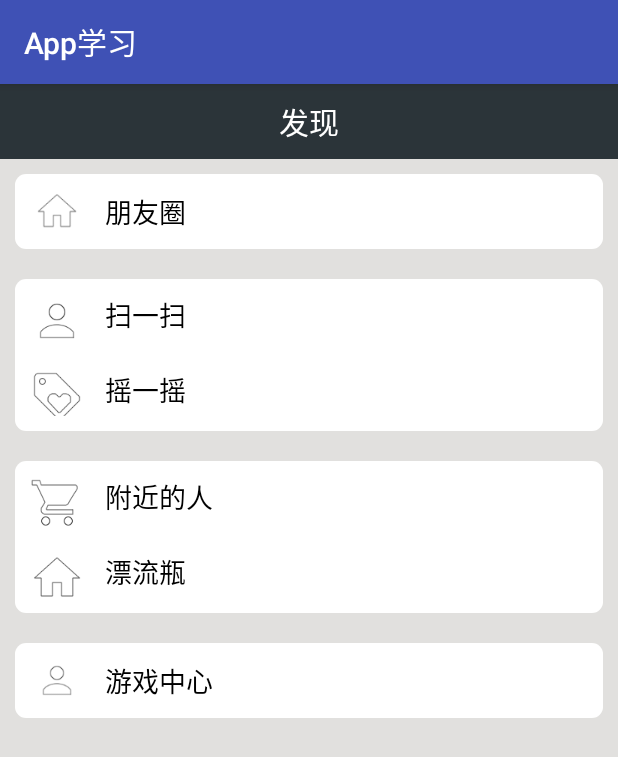
After one commit to 479379222/MyAppLearn, an Android app: the CornerActivity screen opened directly, with no data from a screen before it, on a phone screen of 412 x 824 dp. The commit adds this screen. Shown: the top 757 px of the screen. Run offline under Robolectric (Android 15) with nearby library versions, the phone set to English and light mode, and no system bars; our stand-ins replace CircleImageView.

Commit message:
wangbf update

```diff
--- a/app/src/main/AndroidManifest.xml
+++ b/app/src/main/AndroidManifest.xml
@@ -59,7 +59,8 @@
         <activity android:name=".view.StarActivity" />
         <activity android:name=".view.ProgressDialogActivity" />
         <activity android:name=".view.LoadingActivity" />
-        <activity android:name=".view.AnimationActivity"></activity>
+        <activity android:name=".view.AnimationActivity" />
+        <activity android:name=".view.CornerActivity"></activity>
     </application>
 
 </manifest>
--- a/app/src/main/java/com/example/jason/myapplearn/MainActivity.java
+++ b/app/src/main/java/com/example/jason/myapplearn/MainActivity.java
@@ -16,6 +16,7 @@ import android.widget.ListView;
 import com.example.jason.myapplearn.view.AnimationActivity;
 import com.example.jason.myapplearn.view.BannerActivity;
 import com.example.jason.myapplearn.view.BottomActivity;
+import com.example.jason.myapplearn.view.CornerActivity;
 import com.example.jason.myapplearn.view.DownloadmanagerActivity;
 import com.example.jason.myapplearn.view.DrawerlayoutActivity;
 import com.example.jason.myapplearn.view.LoadingActivity;
@@ -55,7 +56,8 @@ public class MainActivity extends AppCompatActivity {
             new SampleConfig(R.string.Star, StarActivity.class),
             new SampleConfig(R.string.ProgressDialog, ProgressDialogActivity.class),
             new SampleConfig(R.string.Loading, LoadingActivity.class),
-            new SampleConfig(R.string.Animation,AnimationActivity.class)
+            new SampleConfig(R.string.Animation,AnimationActivity.class),
+            new SampleConfig(R.string.Corner, CornerActivity.class)
     };
 
     @Override
--- /dev/null
+++ b/app/src/main/java/com/example/jason/myapplearn/view/CornerActivity.java
@@ -0,0 +1,14 @@
+package com.example.jason.myapplearn.view;
+
+import android.os.Bundle;
+import android.support.v7.app.AppCompatActivity;
+
+import com.example.jason.myapplearn.R;
+
+public class CornerActivity extends AppCompatActivity {
+    @Override
+    protected void onCreate(Bundle savedInstanceState) {
+        super.onCreate(savedInstanceState);
+        setContentView(R.layout.activity_corner);
+    }
+}
--- /dev/null
+++ b/app/src/main/res/drawable/corners_bg.xml
@@ -0,0 +1,9 @@
+<?xml version="1.0" encoding="utf-8"?>
+<shape xmlns:android="http://schemas.android.com/apk/res/android">
+    <solid android:color="#FFFFFF" />
+    <corners
+        android:bottomLeftRadius="7dp"
+        android:bottomRightRadius="7dp"
+        android:topLeftRadius="7dp"
+        android:topRightRadius="7dp" />
+</shape>
--- /dev/null
+++ b/app/src/main/res/layout/activity_corner.xml
@@ -0,0 +1,160 @@
+<?xml version="1.0" encoding="utf-8"?>
+<LinearLayout xmlns:android="http://schemas.android.com/apk/res/android"
+    android:layout_width="match_parent"
+    android:layout_height="match_parent"
+    android:background="#E1E0DE"
+    android:orientation="vertical">
+
+    <TextView
+        android:id="@+id/textView1"
+        android:layout_width="match_parent"
+        android:layout_height="50dp"
+        android:background="#2B3439"
+        android:gravity="center"
+        android:text="发现"
+        android:textColor="#FFFFFF"
+        android:textSize="20sp" />
+
+    <LinearLayout
+        android:id="@+id/login_div"
+        android:layout_width="fill_parent"
+        android:layout_height="50dp"
+        android:layout_margin="10dp"
+        android:background="@drawable/corners_bg"
+        android:gravity="center_vertical"
+        android:padding="10dp">
+
+        <ImageView
+            android:id="@+id/imageView11"
+            android:layout_width="wrap_content"
+            android:layout_height="wrap_content"
+            android:src="@mipmap/ic_home_white_36dp" />
+
+        <TextView
+            android:id="@+id/textView21"
+            android:layout_width="wrap_content"
+            android:layout_height="wrap_content"
+            android:layout_marginLeft="14dp"
+            android:text="朋友圈"
+            android:textColor="#000"
+            android:textSize="18sp" />
+    </LinearLayout>
+
+    <LinearLayout
+        android:layout_width="fill_parent"
+        android:layout_height="101dp"
+        android:layout_margin="10dp"
+        android:background="@drawable/corners_bg"
+        android:orientation="vertical"
+        android:padding="10dp">
+
+        <LinearLayout
+            android:layout_width="wrap_content"
+            android:layout_height="50dp">
+
+            <ImageView
+                android:layout_width="wrap_content"
+                android:layout_height="wrap_content"
+                android:src="@mipmap/ic_person_outline_white_36dp" />
+
+            <TextView
+                android:layout_width="wrap_content"
+                android:layout_height="wrap_content"
+                android:layout_marginLeft="14dp"
+                android:text="扫一扫"
+                android:textColor="#000"
+                android:textSize="18sp" />
+        </LinearLayout>
+
+        <LinearLayout
+            android:layout_width="wrap_content"
+            android:layout_height="50dp"
+            android:layout_centerVertical="true">
+
+            <ImageView
+                android:layout_width="wrap_content"
+                android:layout_height="wrap_content"
+                android:src="@mipmap/ic_loyalty_white_36dp" />
+
+            <TextView
+                android:layout_width="wrap_content"
+                android:layout_height="wrap_content"
+                android:layout_marginLeft="14dp"
+                android:text="摇一摇"
+                android:textColor="#000"
+                android:textSize="18sp" />
+        </LinearLayout>
+    </LinearLayout>
+
+    <LinearLayout
+        android:layout_width="fill_parent"
+        android:layout_height="101dp"
+        android:layout_margin="10dp"
+        android:background="@drawable/corners_bg"
+        android:orientation="vertical"
+        android:padding="10dp">
+
+        <LinearLayout
+            android:layout_width="wrap_content"
+            android:layout_height="50dp">
+
+            <ImageView
+                android:layout_width="wrap_content"
+                android:layout_height="wrap_content"
+                android:src="@mipmap/ic_shopping_cart_white_36dp" />
+
+            <TextView
+                android:layout_width="wrap_content"
+                android:layout_height="wrap_content"
+                android:layout_marginLeft="14dp"
+                android:text="附近的人"
+                android:textColor="#000"
+                android:textSize="18sp" />
+        </LinearLayout>
+
+        <LinearLayout
+            android:layout_width="wrap_content"
+            android:layout_height="50dp"
+            android:layout_centerVertical="true">
+
+            <ImageView
+                android:layout_width="wrap_content"
+                android:layout_height="wrap_content"
+                android:src="@mipmap/ic_home_white_36dp" />
+
+            <TextView
+                android:layout_width="wrap_content"
+                android:layout_height="wrap_content"
+                android:layout_marginLeft="14dp"
+                android:text="漂流瓶"
+                android:textColor="#000"
+                android:textSize="18sp" />
+        </LinearLayout>
+    </LinearLayout>
+
+    <LinearLayout
+        android:id="@+id/login_div3"
+        android:layout_width="fill_parent"
+        android:layout_height="50dp"
+        android:layout_margin="10dp"
+        android:background="@drawable/corners_bg"
+        android:gravity="center_vertical"
+        android:padding="10dp">
+
+        <ImageView
+            android:id="@+id/imageView1"
+            android:layout_width="wrap_content"
+            android:layout_height="wrap_content"
+            android:src="@mipmap/ic_person_outline_white_36dp" />
+
+        <TextView
+            android:id="@+id/textView2"
+            android:layout_width="wrap_content"
+            android:layout_height="wrap_content"
+            android:layout_marginLeft="14dp"
+            android:text="游戏中心"
+            android:textColor="#000"
+            android:textSize="18sp" />
+    </LinearLayout>
+
+</LinearLayout>
--- a/app/src/main/res/layout/layout_bottom.xml
+++ b/app/src/main/res/layout/layout_bottom.xml
@@ -12,6 +12,7 @@
         android:layout_weight="1"
         android:onClick="onTabClicked"
         android:padding="3dp">
+
         <ImageView
             android:id="@+id/ib_weixin"
             android:layout_width="wrap_content"
@@ -20,6 +21,7 @@
             android:focusable="false"
             android:scaleType="centerInside"
             android:src="@mipmap/ic_home_white_36dp" />
+
         <TextView
             android:id="@+id/tv_weixin"
             android:layout_width="wrap_content"
@@ -39,6 +41,7 @@
         android:layout_weight="1"
         android:onClick="onTabClicked"
         android:padding="3dp">
+
         <ImageView
             android:id="@+id/ib_weixin1"
             android:layout_width="wrap_content"
@@ -47,6 +50,7 @@
             android:focusable="false"
             android:scaleType="centerInside"
             android:src="@mipmap/ic_loyalty_white_36dp" />
+
         <TextView
             android:id="@+id/tv_weixin1"
             android:layout_width="wrap_content"
@@ -66,6 +70,7 @@
         android:layout_weight="1"
         android:onClick="onTabClicked"
         android:padding="3dp">
+
         <ImageView
             android:id="@+id/ib_weixin2"
             android:layout_width="wrap_content"
@@ -74,6 +79,7 @@
             android:focusable="false"
             android:scaleType="centerInside"
             android:src="@mipmap/ic_pages_white_36dp" />
+
         <TextView
             android:id="@+id/tv_weixin2"
             android:layout_width="wrap_content"
@@ -93,6 +99,7 @@
         android:layout_weight="1"
         android:onClick="onTabClicked"
         android:padding="3dp">
+
         <ImageView
             android:id="@+id/ib_weixin3"
             android:layout_width="wrap_content"
@@ -101,6 +108,7 @@
             android:focusable="false"
             android:scaleType="centerInside"
             android:src="@mipmap/ic_shopping_cart_white_36dp" />
+
         <TextView
             android:id="@+id/tv_weixin3"
             android:layout_width="wrap_content"
@@ -111,6 +119,20 @@
             android:text="@string/bottom_shopping"
             android:textColor="#9A9A9A"
             android:textSize="10sp" />
+
+        <TextView
+            android:id="@+id/unread_msg_number"
+            android:layout_width="wrap_content"
+            android:layout_height="wrap_content"
+            android:layout_alignParentRight="true"
+            android:layout_marginRight="15dp"
+            android:layout_marginTop="3dp"
+            android:background="@mipmap/aii"
+            android:gravity="center"
+            android:text="7"
+            android:textColor="@android:color/white"
+            android:textSize="12sp"
+            android:visibility="visible" />
     </RelativeLayout>
 
     <RelativeLayout
@@ -120,6 +142,7 @@
         android:layout_weight="1"
         android:onClick="onTabClicked"
         android:padding="3dp">
+
         <ImageView
             android:id="@+id/ib_weixin4"
             android:layout_width="wrap_content"
@@ -128,6 +151,7 @@
             android:focusable="false"
             android:scaleType="centerInside"
             android:src="@mipmap/ic_person_outline_white_36dp" />
+
         <TextView
             android:id="@+id/tv_weixin4"
             android:layout_width="wrap_content"
--- a/app/src/main/res/layout/progress_dialog.xml
+++ b/app/src/main/res/layout/progress_dialog.xml
@@ -2,7 +2,7 @@
 <RelativeLayout xmlns:android="http://schemas.android.com/apk/res/android"
     android:layout_width="190dp"
     android:layout_height="wrap_content"
-    android:background="@color/colorGray300"
+    android:background="@drawable/corners_bg"
     android:layout_gravity="center">
 
     <ImageView
@@ -20,6 +20,7 @@
         android:text="正在加载中.."
         android:textSize="20sp"
         android:layout_below="@+id/loadingIv"
+        android:gravity="center_horizontal"
         android:layout_alignParentStart="true" />
 
 </RelativeLayout>
--- a/app/src/main/res/values/strings.xml
+++ b/app/src/main/res/values/strings.xml
@@ -23,6 +23,7 @@
     <string name="ProgressDialog">Progress Dialog</string>
     <string name="Loading">Loading meituan</string>
     <string name="Animation">Animation 动画</string>
+    <string name="Corner">圆角</string>
 
     <string name="scan_text">Scan Test</string>
 
--- a/app/src/main/res/values/styles.xml
+++ b/app/src/main/res/values/styles.xml
@@ -32,6 +32,8 @@
     </style>
 
     <style name="customDialog" parent="Theme.AppCompat.Light.Dialog">
+        <!--背景颜色及透明程度-->
+        <item name="android:windowBackground">@android:color/transparent</item>
         <item name="android:windowFrame">@null</item>
         <item name="android:windowNoTitle">true</item>
         <item name="android:windowIsFloating">true</item>
```
Also changed, not shown: app/src/main/res/mipmap-xhdpi/aii.png (added), 18 other files.
